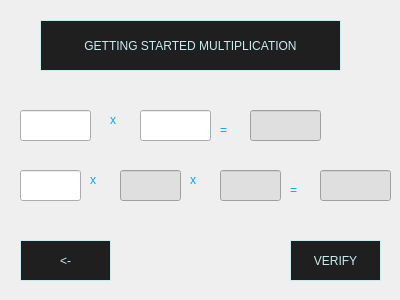
Above: gameMath/learningMath/form4.ui from Leumim2020/mathematics_game_UI_Qt before the change. Below: the same form after it.
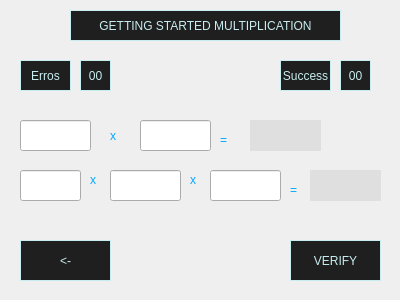
That is the form after the change.

Patch:
```diff
--- a/gameMath/learningMath/form4.ui
+++ b/gameMath/learningMath/form4.ui
@@ -83,59 +83,11 @@
     <string>x</string>
    </property>
   </widget>
-  <widget class="QLineEdit" name="lineEdit_5">
-   <property name="enabled">
-    <bool>false</bool>
-   </property>
-   <property name="geometry">
-    <rect>
-     <x>120</x>
-     <y>170</y>
-     <width>61</width>
-     <height>31</height>
-    </rect>
-   </property>
-   <property name="cursor">
-    <cursorShape>ForbiddenCursor</cursorShape>
-   </property>
-   <property name="styleSheet">
-    <string notr="true">font: 75 12pt &quot;MS Shell Dlg 2&quot;;
-background-color:rgb(223, 223, 223);;
-color: rgb(200, 237, 240);</string>
-   </property>
-   <property name="maxLength">
-    <number>3</number>
-   </property>
-  </widget>
-  <widget class="QLineEdit" name="lineEdit_6">
-   <property name="enabled">
-    <bool>false</bool>
-   </property>
-   <property name="geometry">
-    <rect>
-     <x>220</x>
-     <y>170</y>
-     <width>61</width>
-     <height>31</height>
-    </rect>
-   </property>
-   <property name="cursor">
-    <cursorShape>ForbiddenCursor</cursorShape>
-   </property>
-   <property name="styleSheet">
-    <string notr="true">font: 75 12pt &quot;MS Shell Dlg 2&quot;;
-background-color:rgb(223, 223, 223);;
-color: rgb(200, 237, 240);</string>
-   </property>
-   <property name="maxLength">
-    <number>3</number>
-   </property>
-  </widget>
   <widget class="QLineEdit" name="lineEdit">
    <property name="geometry">
     <rect>
      <x>20</x>
-     <y>110</y>
+     <y>120</y>
      <width>71</width>
      <height>31</height>
     </rect>
@@ -153,7 +105,7 @@
    <property name="geometry">
     <rect>
      <x>220</x>
-     <y>120</y>
+     <y>130</y>
      <width>21</width>
      <height>20</height>
     </rect>
@@ -191,10 +143,10 @@
    </property>
    <property name="geometry">
     <rect>
-     <x>40</x>
-     <y>20</y>
-     <width>301</width>
-     <height>51</height>
+     <x>70</x>
+     <y>10</y>
+     <width>271</width>
+     <height>31</height>
     </rect>
    </property>
    <property name="styleSheet">
@@ -210,9 +162,9 @@
    <property name="geometry">
     <rect>
      <x>110</x>
-     <y>99</y>
+     <y>120</y>
      <width>21</width>
-     <height>41</height>
+     <height>31</height>
     </rect>
    </property>
    <property name="styleSheet">
@@ -266,59 +218,11 @@
     <string>VERIFY</string>
    </property>
   </widget>
-  <widget class="QLineEdit" name="lineEdit_3">
-   <property name="enabled">
-    <bool>false</bool>
-   </property>
-   <property name="geometry">
-    <rect>
-     <x>250</x>
-     <y>110</y>
-     <width>71</width>
-     <height>31</height>
-    </rect>
-   </property>
-   <property name="cursor">
-    <cursorShape>ForbiddenCursor</cursorShape>
-   </property>
-   <property name="styleSheet">
-    <string notr="true">font: 75 12pt &quot;MS Shell Dlg 2&quot;;
-background-color:rgb(223, 223, 223);;
-color: rgb(200, 237, 240);</string>
-   </property>
-   <property name="maxLength">
-    <number>3</number>
-   </property>
-  </widget>
-  <widget class="QLineEdit" name="lineEdit_7">
-   <property name="enabled">
-    <bool>false</bool>
-   </property>
-   <property name="geometry">
-    <rect>
-     <x>320</x>
-     <y>170</y>
-     <width>71</width>
-     <height>31</height>
-    </rect>
-   </property>
-   <property name="cursor">
-    <cursorShape>ForbiddenCursor</cursorShape>
-   </property>
-   <property name="styleSheet">
-    <string notr="true">font: 75 12pt &quot;MS Shell Dlg 2&quot;;
-background-color:rgb(223, 223, 223);;
-color: rgb(200, 237, 240);</string>
-   </property>
-   <property name="maxLength">
-    <number>3</number>
-   </property>
-  </widget>
   <widget class="QLineEdit" name="lineEdit_2">
    <property name="geometry">
     <rect>
      <x>140</x>
-     <y>110</y>
+     <y>120</y>
      <width>71</width>
      <height>31</height>
     </rect>
@@ -329,7 +233,179 @@
 color: rgb(200, 237, 240);</string>
    </property>
    <property name="maxLength">
-    <number>3</number>
+    <number>4</number>
+   </property>
+  </widget>
+  <widget class="QPushButton" name="pushButton_7">
+   <property name="enabled">
+    <bool>false</bool>
+   </property>
+   <property name="geometry">
+    <rect>
+     <x>310</x>
+     <y>170</y>
+     <width>71</width>
+     <height>31</height>
+    </rect>
+   </property>
+   <property name="styleSheet">
+    <string notr="true">font: 75 12pt &quot;MS Shell Dlg 2&quot;;
+background-color:rgb(223, 223, 223);
+border:none;
+color:rgb(200,237,240);</string>
+   </property>
+   <property name="text">
+    <string/>
+   </property>
+  </widget>
+  <widget class="QPushButton" name="pushButton_6">
+   <property name="enabled">
+    <bool>false</bool>
+   </property>
+   <property name="geometry">
+    <rect>
+     <x>250</x>
+     <y>120</y>
+     <width>71</width>
+     <height>31</height>
+    </rect>
+   </property>
+   <property name="styleSheet">
+    <string notr="true">font: 75 12pt &quot;MS Shell Dlg 2&quot;;
+background-color:rgb(223, 223, 223);
+border:none;
+color:rgb(200,237,240);</string>
+   </property>
+   <property name="text">
+    <string/>
+   </property>
+  </widget>
+  <widget class="QLineEdit" name="lineEdit_9">
+   <property name="geometry">
+    <rect>
+     <x>110</x>
+     <y>170</y>
+     <width>71</width>
+     <height>31</height>
+    </rect>
+   </property>
+   <property name="styleSheet">
+    <string notr="true">
+font: 75 12pt &quot;MS Shell Dlg 2&quot;;
+background-color: #bebeb;
+color: rgb(200, 237, 240);</string>
+   </property>
+   <property name="text">
+    <string/>
+   </property>
+   <property name="maxLength">
+    <number>4</number>
+   </property>
+  </widget>
+  <widget class="QLineEdit" name="lineEdit_10">
+   <property name="geometry">
+    <rect>
+     <x>210</x>
+     <y>170</y>
+     <width>71</width>
+     <height>31</height>
+    </rect>
+   </property>
+   <property name="styleSheet">
+    <string notr="true">
+font: 75 12pt &quot;MS Shell Dlg 2&quot;;
+background-color: #bebeb;
+color: rgb(200, 237, 240);</string>
+   </property>
+   <property name="text">
+    <string/>
+   </property>
+   <property name="maxLength">
+    <number>4</number>
+   </property>
+  </widget>
+  <widget class="QPushButton" name="pushButton_8_error">
+   <property name="enabled">
+    <bool>false</bool>
+   </property>
+   <property name="geometry">
+    <rect>
+     <x>80</x>
+     <y>60</y>
+     <width>31</width>
+     <height>31</height>
+    </rect>
+   </property>
+   <property name="styleSheet">
+    <string notr="true">color: rgb(200, 237, 240);
+background-color:rgb(31, 31, 31);
+border:1px solid rgb(200, 237, 240);</string>
+   </property>
+   <property name="text">
+    <string>00</string>
+   </property>
+  </widget>
+  <widget class="QPushButton" name="pushButton_4">
+   <property name="enabled">
+    <bool>false</bool>
+   </property>
+   <property name="geometry">
+    <rect>
+     <x>20</x>
+     <y>60</y>
+     <width>51</width>
+     <height>31</height>
+    </rect>
+   </property>
+   <property name="styleSheet">
+    <string notr="true">color: rgb(200, 237, 240);
+background-color:rgb(31, 31, 31);
+border:1px solid rgb(200, 237, 240);</string>
+   </property>
+   <property name="text">
+    <string>Erros</string>
+   </property>
+  </widget>
+  <widget class="QPushButton" name="pushButton_5">
+   <property name="enabled">
+    <bool>false</bool>
+   </property>
+   <property name="geometry">
+    <rect>
+     <x>280</x>
+     <y>60</y>
+     <width>51</width>
+     <height>31</height>
+    </rect>
+   </property>
+   <property name="styleSheet">
+    <string notr="true">color: rgb(200, 237, 240);
+background-color:rgb(31, 31, 31);
+border:1px solid rgb(200, 237, 240);</string>
+   </property>
+   <property name="text">
+    <string>Success</string>
+   </property>
+  </widget>
+  <widget class="QPushButton" name="pushButton_9_success">
+   <property name="enabled">
+    <bool>false</bool>
+   </property>
+   <property name="geometry">
+    <rect>
+     <x>340</x>
+     <y>60</y>
+     <width>31</width>
+     <height>31</height>
+    </rect>
+   </property>
+   <property name="styleSheet">
+    <string notr="true">color: rgb(200, 237, 240);
+background-color:rgb(31, 31, 31);
+border:1px solid rgb(200, 237, 240);</string>
+   </property>
+   <property name="text">
+    <string>00</string>
    </property>
   </widget>
  </widget>
```
Left out of the diff: 4 changed lines with no effect on the pictures.
